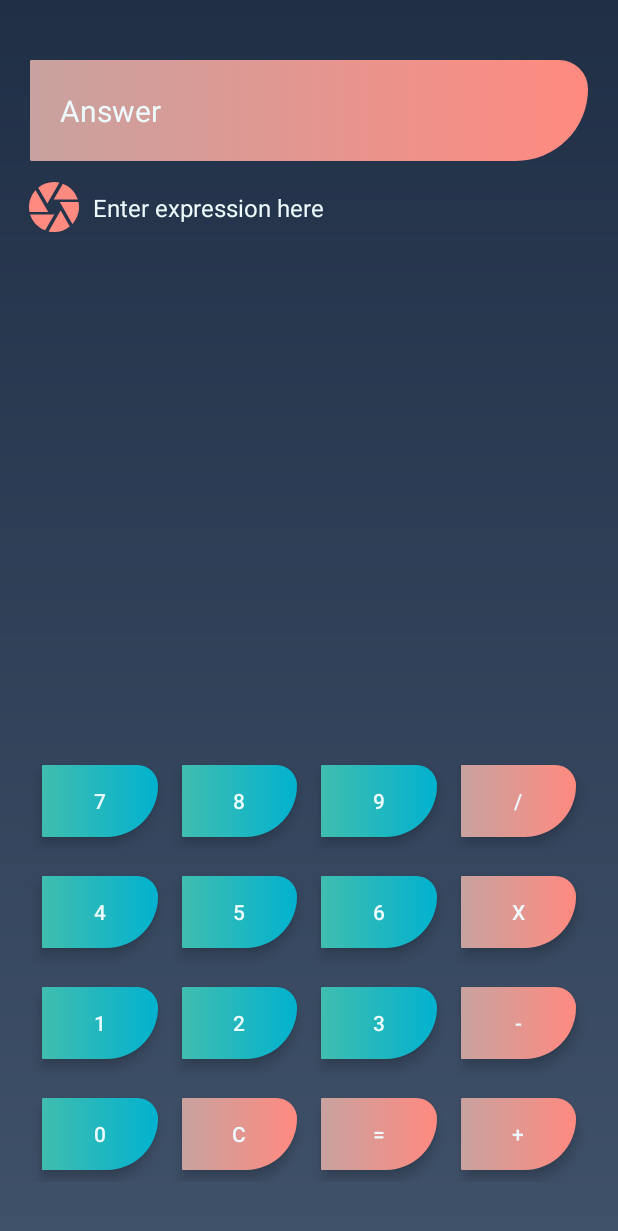
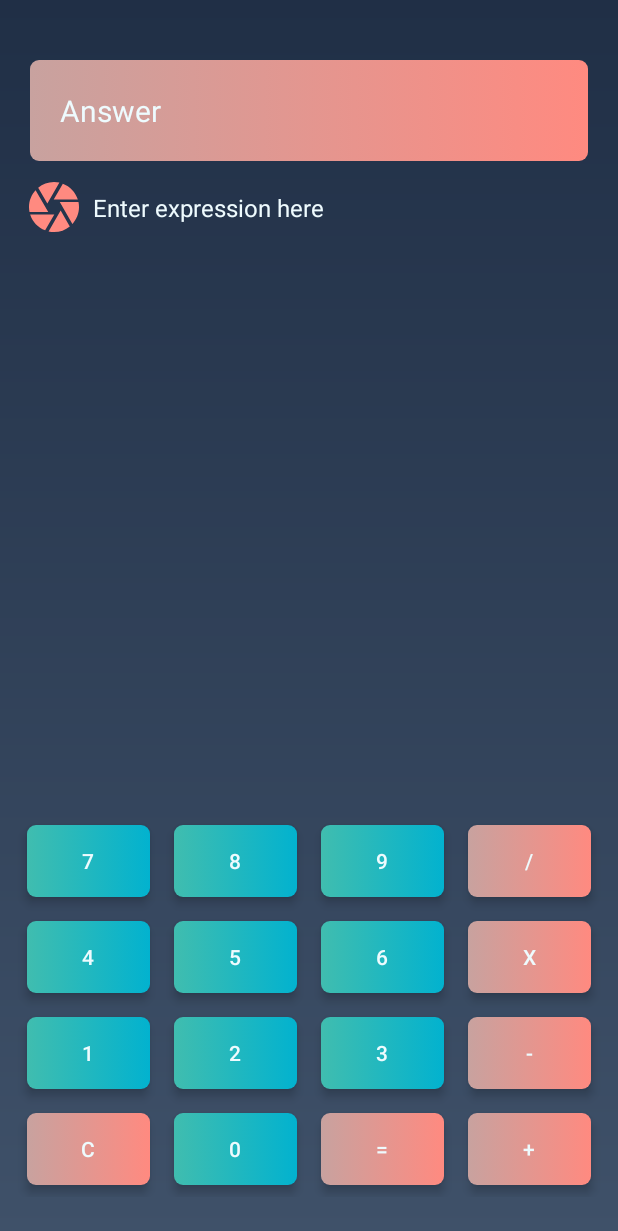
Before and after one commit to SatyenderSinghRana/Omnical, an Android app: the screen it shows after launch (MainActivity), on a phone screen of 412 x 824 dp. Shown: the top 1231 px of the screen. Run offline under Robolectric (Android 15) with nearby library versions, the phone set to English and light mode, and no system bars.

Commit message:
interface update

```diff
--- a/app/src/main/java/com/example/basiccalculator/CameraLayout.java
+++ b/app/src/main/java/com/example/basiccalculator/CameraLayout.java
@@ -14,10 +14,5 @@ public class CameraLayout extends AppCompatActivity {
     protected void onCreate(Bundle savedInstanceState) {
         super.onCreate(savedInstanceState);
         setContentView(R.layout.activity_camera_layout);
-
-        Preview preview = new Preview.Builder().build();
-        PreviewView viewFinder = findViewById(R.id.viewFinder);
-
-
     }
 }
--- a/app/src/main/res/drawable/button_design.xml
+++ b/app/src/main/res/drawable/button_design.xml
@@ -3,10 +3,10 @@
     <item android:state_pressed="true">
         <shape>
             <corners
-                android:topRightRadius="40dp"
-                android:topLeftRadius="2dp"
-                android:bottomRightRadius="100dp"
-                android:bottomLeftRadius="2dp"/>
+                android:topRightRadius="6dp"
+                android:topLeftRadius="6dp"
+                android:bottomRightRadius="6dp"
+                android:bottomLeftRadius="6dp"/>
             <gradient
                 android:startColor="#C8A29F"
                 android:endColor="#FF8A80"
@@ -16,10 +16,10 @@
     <item android:state_pressed="false">
         <shape>
             <corners
-                android:topRightRadius="40dp"
-                android:topLeftRadius="2dp"
-                android:bottomRightRadius="100dp"
-                android:bottomLeftRadius="2dp"/>
+                android:topRightRadius="6dp"
+                android:topLeftRadius="6dp"
+                android:bottomRightRadius="6dp"
+                android:bottomLeftRadius="6dp"/>
             <gradient
                 android:startColor="@color/number_button_color_start"
                 android:endColor="@color/number_button_color_end"/>
--- a/app/src/main/res/drawable/button_design_colored.xml
+++ b/app/src/main/res/drawable/button_design_colored.xml
@@ -3,10 +3,10 @@
     <item android:state_pressed="true">
         <shape>
             <corners
-                android:topRightRadius="40dp"
-                android:topLeftRadius="2dp"
-                android:bottomRightRadius="100dp"
-                android:bottomLeftRadius="2dp"/>
+                android:topRightRadius="6dp"
+                android:topLeftRadius="6dp"
+                android:bottomRightRadius="6dp"
+                android:bottomLeftRadius="6dp"/>
             <gradient
                 android:startColor="@color/number_button_color_start"
                 android:endColor="@color/number_button_color_end"/>
@@ -15,10 +15,10 @@
     <item android:state_pressed="false">
         <shape>
             <corners
-                android:topRightRadius="40dp"
-                android:topLeftRadius="2dp"
-                android:bottomRightRadius="100dp"
-                android:bottomLeftRadius="2dp"/>
+                android:topRightRadius="6dp"
+                android:topLeftRadius="6dp"
+                android:bottomRightRadius="6dp"
+                android:bottomLeftRadius="6dp"/>
             <gradient
                 android:startColor="#C8A29F"
                 android:endColor="#FF8A80"
--- a/app/src/main/res/layout/layout_bottom_buttons_area.xml
+++ b/app/src/main/res/layout/layout_bottom_buttons_area.xml
@@ -10,7 +10,7 @@
         android:layout_width="match_parent"
         android:layout_height="wrap_content"
         android:columnCount="4"
-        android:padding="20dp"
+        android:padding="10dp"
         app:layout_constraintBottom_toBottomOf="parent"
         app:layout_constraintEnd_toEndOf="parent"
         app:layout_constraintStart_toStartOf="parent">
@@ -75,15 +75,15 @@
             android:background="@drawable/button_design_colored"
             android:text="-" />
         <Button
+            android:id="@+id/btn_clear"
+            style="@style/myGridButtonStyleOperations"
+            android:background="@drawable/button_design_colored"
+            android:text="c" />
+        <Button
             android:id="@+id/btn_0"
             style="@style/myGridButtonStyleNumbers"
             android:background="@drawable/button_design"
             android:text="0" />
-        <Button
-            android:id="@+id/btn_clear"
-            style="@style/myGridButtonStyleOperations"
-            android:background="@drawable/button_design_colored"
-            android:text="c" />
         <Button
             android:id="@+id/btn_equal"
             style="@style/myGridButtonStyleOperations"
--- a/app/src/main/res/values/themes.xml
+++ b/app/src/main/res/values/themes.xml
@@ -18,11 +18,10 @@
         <item name="android:layout_width">0dp</item>
         <item name="android:layout_height">48dp</item>
         <item name="android:layout_margin">8dp</item>
-        <item name="android:layout_marginTop">18dp</item>
         <item name="android:textSize">14sp</item>
         <item name="android:gravity">center</item>
         <item name="android:stateListAnimator">@null</item>
-        <item name="android:elevation">3dp</item>
+        <item name="android:elevation">2dp</item>
         <item name="android:translationZ">2dp</item>
         <item name="android:shadowColor">@color/number_button_text_color</item>
         <item name="android:textColor">@drawable/text_selector_numbers</item>
@@ -33,11 +32,10 @@
         <item name="android:layout_width">0dp</item>
         <item name="android:layout_height">48dp</item>
         <item name="android:layout_margin">8dp</item>
-        <item name="android:layout_marginTop">18dp</item>
         <item name="android:textSize">14sp</item>
         <item name="android:gravity">center</item>
         <item name="android:stateListAnimator">@null</item>
-        <item name="android:elevation">3dp</item>
+        <item name="android:elevation">2dp</item>
         <item name="android:translationZ">2dp</item>
         <item name="android:shadowColor">@color/operation_button_color</item>
         <item name="android:textColor">@drawable/text_selector_operations</item>
```
